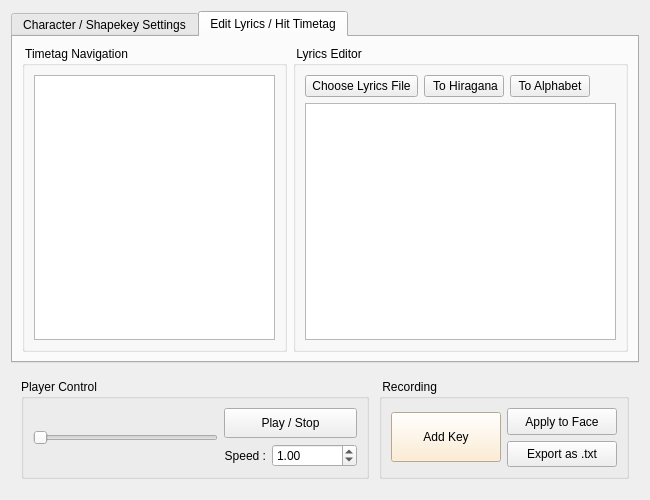
Above: src/mainwidget.ui from Ndgt/Mobu_timetagAnimator before the change. Below: the same form after it.
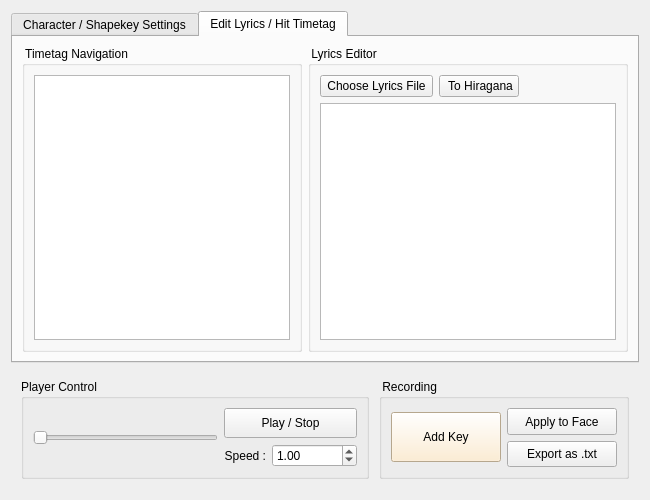
That is the form after the change.

Diff of the .ui file:
```diff
--- a/src/mainwidget.ui
+++ b/src/mainwidget.ui
@@ -503,7 +503,7 @@
            <item>
             <widget class="QGroupBox" name="groupBox_3">
              <property name="sizePolicy">
-              <sizepolicy hsizetype="Maximum" vsizetype="Preferred">
+              <sizepolicy hsizetype="MinimumExpanding" vsizetype="Preferred">
                <horstretch>0</horstretch>
                <verstretch>0</verstretch>
               </sizepolicy>
@@ -542,13 +542,6 @@
                     </property>
                    </widget>
                   </item>
-                  <item>
-                   <widget class="QPushButton" name="toAlphabetButton">
-                    <property name="text">
-                     <string>To Alphabet</string>
-                    </property>
-                   </widget>
-                  </item>
                   <item>
                    <spacer name="horizontalSpacer_3">
                     <property name="orientation">
```
Left out of the diff: 69 changed lines with no effect on the pictures.
